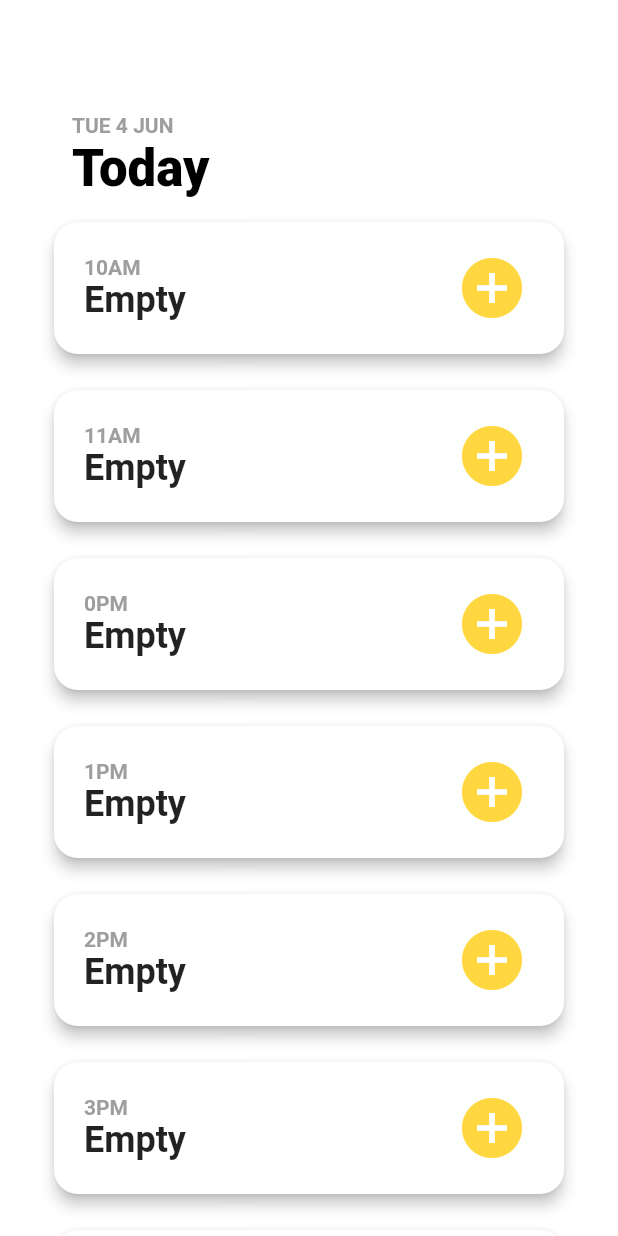
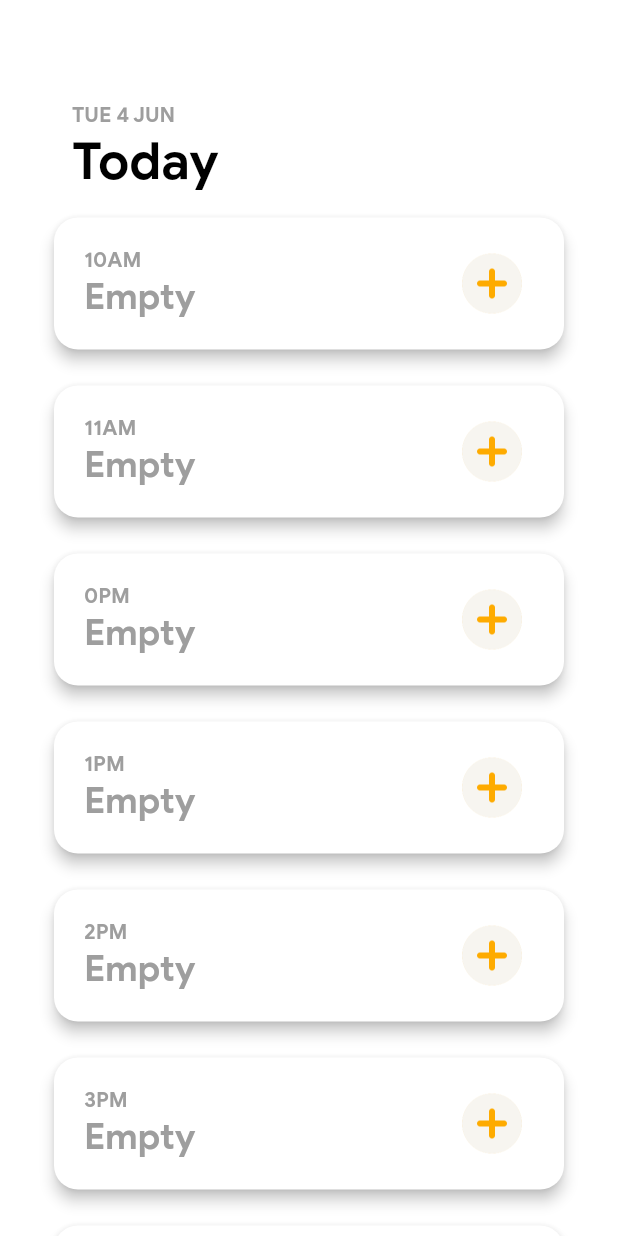
Before and after one commit to jtsaeed/neon-flutter, a Flutter app: the screen it shows after launch, on a phone screen of 412 x 824 dp. Run offline on Flutter 3.47's test engine with Material 2 defaults, Android fonts, the phone set to English and light mode, and no system bars; our stand-ins replace shared_preferences.

Commit message:
Resources work now

```diff
--- a/lib/main.dart
+++ b/lib/main.dart
@@ -180,15 +180,14 @@ class BodyLayoutState extends State<BodyLayout> {
                     ),
                     Text(
                       cells[index],
-                      style: TextStyle(fontSize: 24.0, fontWeight: FontWeight.w600),
+                      style: TextStyle(fontSize: 24.0, color: Colors.grey, fontWeight: FontWeight.w600),
                       textAlign: TextAlign.left,
                     ),
                   ],
                 ),
               ),
               IconButton(
-//                  icon: new Image.asset("resources/androidAdd@3x.png"),
-               icon:  Icon(Icons.add_circle, size: 48, color: Colors.amberAccent),
+                icon: new Image.asset("resources/androidAdd@3x.png"),
                 iconSize: 48,
                   color: Colors.grey,
                   onPressed: () {
```
Also changed, not shown: pubspec.yaml (+10 -8 lines).
